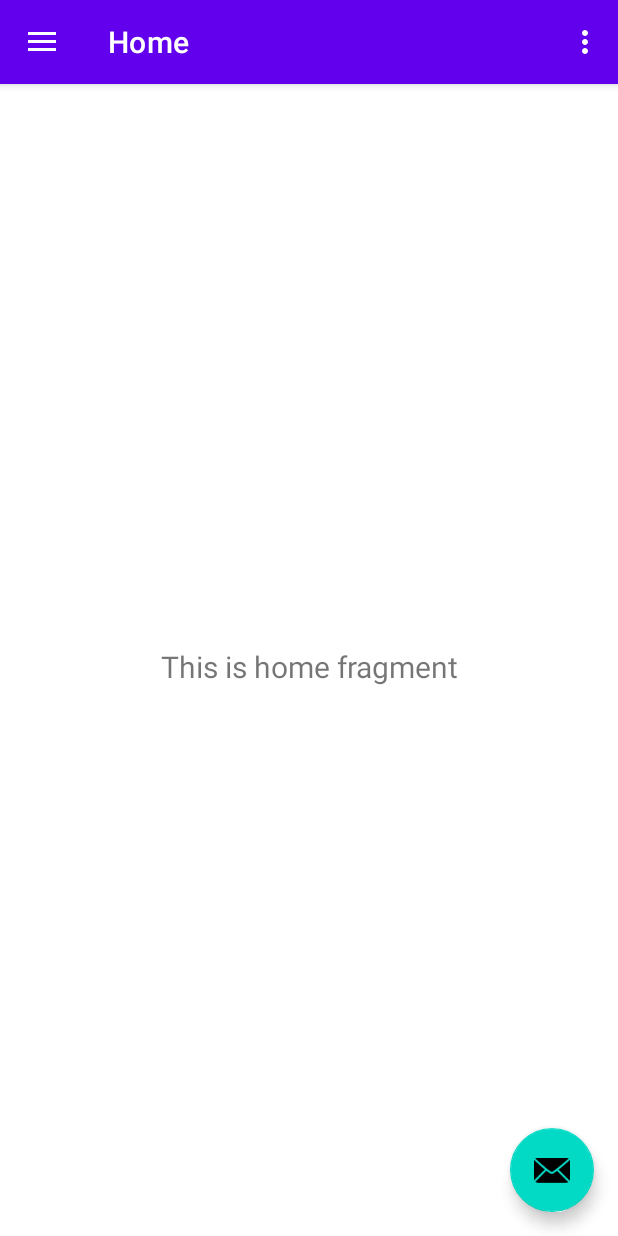
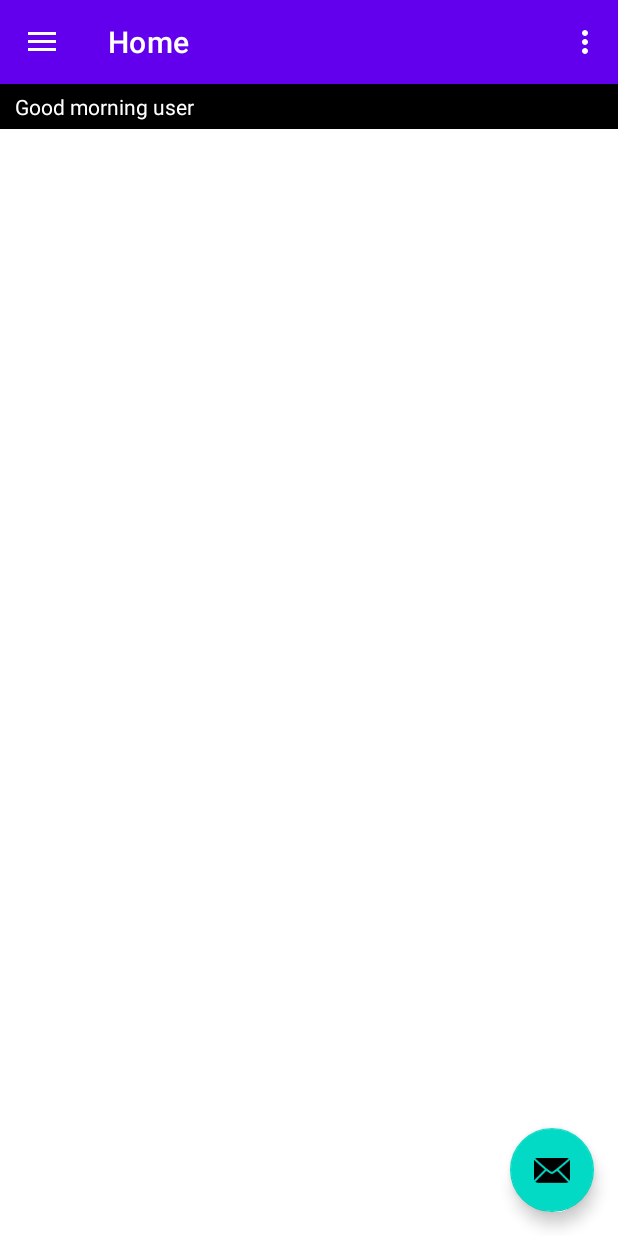
Before and after one commit to JimNikou/Loopify, an Android app: the screen it shows after launch (MainActivity), on a phone screen of 412 x 824 dp. Run offline under Robolectric (Android 15) with nearby library versions, the phone set to English and light mode, and no system bars; our stand-ins replace navigation-ui.

Commit message:
feat: Time based greetings

```diff
--- a/app/src/main/java/ict/ihu/gr/loopify/ui/home/HomeFragment.java
+++ b/app/src/main/java/ict/ihu/gr/loopify/ui/home/HomeFragment.java
@@ -8,25 +8,48 @@ import android.widget.TextView;
 
 import androidx.annotation.NonNull;
 import androidx.fragment.app.Fragment;
-import androidx.lifecycle.ViewModelProvider;
 
 import ict.ihu.gr.loopify.databinding.FragmentHomeBinding;
+
+import java.text.SimpleDateFormat;
+import java.util.Date;
+import java.util.Locale;
 
 public class HomeFragment extends Fragment {
 
     private FragmentHomeBinding binding;
 
+    @Override
     public View onCreateView(@NonNull LayoutInflater inflater,
                              ViewGroup container, Bundle savedInstanceState) {
-        HomeViewModel homeViewModel =
-                new ViewModelProvider(this).get(HomeViewModel.class);
-
+        // Inflate the fragment layout using View Binding
         binding = FragmentHomeBinding.inflate(inflater, container, false);
         View root = binding.getRoot();
 
-        final TextView textView = binding.textHome;
-        homeViewModel.getText().observe(getViewLifecycleOwner(), textView::setText);
+        // Call the setGreetingText method to update the greeting
+        setGreetingText();
+
         return root;
+    }
+
+    private void setGreetingText() {
+        // Get the TextView inside the black bar (greeting_text)
+        TextView greetingText = binding.greetingText;
+
+        // Get the current time in hours
+        SimpleDateFormat sdf = new SimpleDateFormat("HH", Locale.getDefault());
+        int currentHour = Integer.parseInt(sdf.format(new Date()));
+
+        // Determine the appropriate greeting message
+        if (currentHour >= 5 && currentHour < 12) {
+            greetingText.setText("Good morning user");
+        } else if (currentHour >= 12 && currentHour < 18) {
+            greetingText.setText("Good afternoon user");
+        } else if (currentHour >= 18 && currentHour <= 23) {
+            greetingText.setText("Good evening user");
+        } else {
+            greetingText.setText("Good night user");
+        }
     }
 
     @Override
--- a/app/src/main/res/layout/content_main.xml
+++ b/app/src/main/res/layout/content_main.xml
@@ -17,4 +17,6 @@
         app:layout_constraintRight_toRightOf="parent"
         app:layout_constraintTop_toTopOf="parent"
         app:navGraph="@navigation/mobile_navigation" />
+
+
 </androidx.constraintlayout.widget.ConstraintLayout>
--- a/app/src/main/res/layout/fragment_home.xml
+++ b/app/src/main/res/layout/fragment_home.xml
@@ -19,4 +19,25 @@
         app:layout_constraintEnd_toEndOf="parent"
         app:layout_constraintStart_toStartOf="parent"
         app:layout_constraintTop_toTopOf="parent" />
+
+    <View
+        android:id="@+id/greeting_view"
+        android:layout_width="wrap_content"
+        android:layout_height="30dp"
+        android:background="@color/black"
+        app:layout_constraintEnd_toEndOf="parent"
+        app:layout_constraintStart_toStartOf="parent"
+        app:layout_constraintTop_toTopOf="parent" />
+
+    <TextView
+        android:id="@+id/greeting_text"
+        android:layout_width="0dp"
+        android:layout_height="wrap_content"
+        android:text="TextView"
+        android:textColor="@color/white"
+        android:layout_marginLeft="10dp"
+        app:layout_constraintBottom_toBottomOf="@+id/greeting_view"
+        app:layout_constraintEnd_toEndOf="parent"
+        app:layout_constraintStart_toStartOf="parent"
+        app:layout_constraintTop_toTopOf="parent" />
 </androidx.constraintlayout.widget.ConstraintLayout>
```
